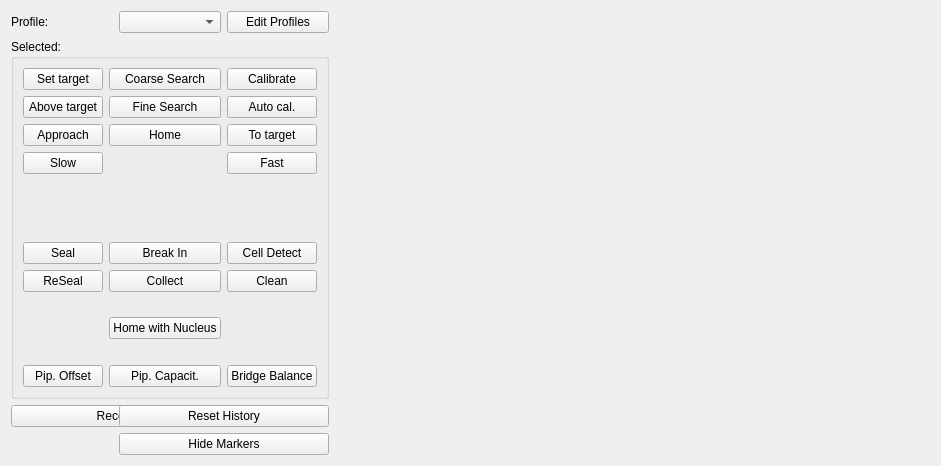
Before: the Qt Designer form acq4/modules/MultiPatch/multipatchTemplate.ui in acq4/acq4, drawn with Qt 5.
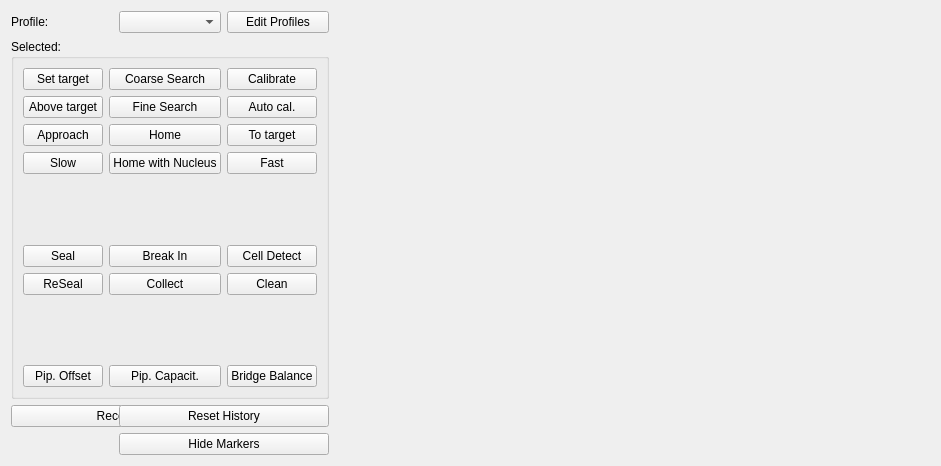
After: the same form once the commit is applied.

Commit message: better button spot

What changed in the file:
```diff
--- a/acq4/modules/MultiPatch/multipatchTemplate.ui
+++ b/acq4/modules/MultiPatch/multipatchTemplate.ui
@@ -81,6 +81,13 @@
         </property>
        </widget>
       </item>
+      <item row="4" column="1">
+       <widget class="QPushButton" name="nucleusHomeBtn">
+        <property name="text">
+         <string>Home with Nucleus</string>
+        </property>
+       </widget>
+      </item>
       <item row="1" column="1">
        <widget class="QPushButton" name="coarseSearchBtn">
         <property name="text">
@@ -251,13 +258,6 @@
         </property>
        </widget>
       </item>
-      <item row="8" column="1">
-       <widget class="QPushButton" name="nucleusHomeBtn">
-        <property name="text">
-         <string>Home with Nucleus</string>
-        </property>
-       </widget>
-      </item>
      </layout>
     </widget>
    </item>
```
